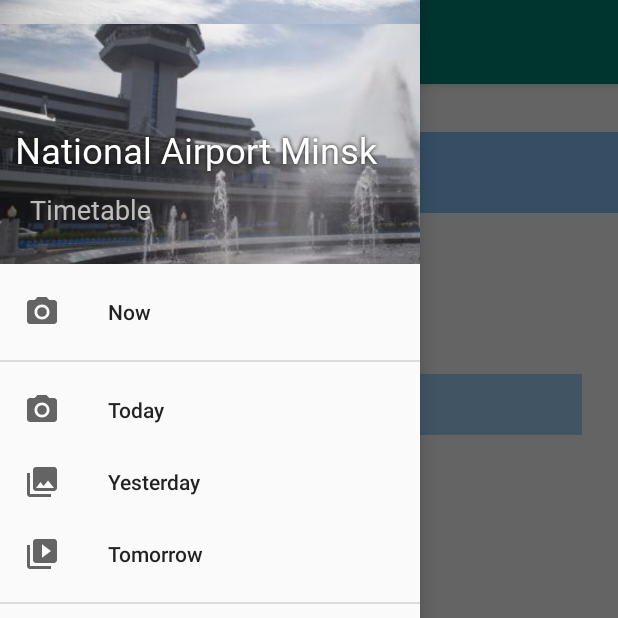
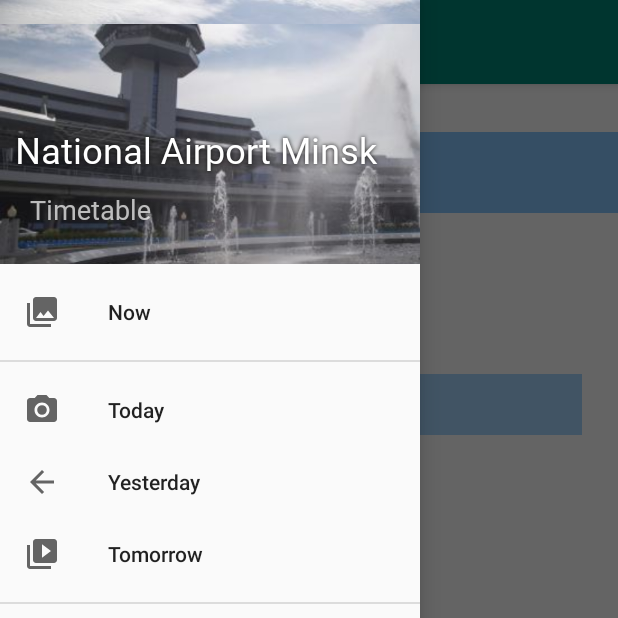
Before and after one commit to dsipakou/airport-20, an Android app: the DetailsFragment screen opened through its navigation route, with the side drawer open, on a phone screen of 412 x 824 dp, the top half of it. Run offline under Robolectric (Android 15) with nearby library versions, the phone set to English and light mode, and no system bars; our stand-ins replace Firebase (no records; nobody signed in at launch, a user with empty details on screens opened directly), Picasso, navigation-ui; pictures from the network do not load; 1 statement that could not run was skipped.

Commit message:
Add icon for yesterday

```diff
--- a/app/src/main/res/drawable-v24/ic_launcher_foreground.xml
+++ /dev/null
@@ -1,34 +0,0 @@
-<vector xmlns:android="http://schemas.android.com/apk/res/android"
-        xmlns:aapt="http://schemas.android.com/aapt"
-        android:width="108dp"
-        android:height="108dp"
-        android:viewportHeight="108"
-        android:viewportWidth="108">
-    <path
-            android:fillType="evenOdd"
-            android:pathData="M32,64C32,64 38.39,52.99 44.13,50.95C51.37,48.37 70.14,49.57 70.14,49.57L108.26,87.69L108,109.01L75.97,107.97L32,64Z"
-            android:strokeColor="#00000000"
-            android:strokeWidth="1">
-        <aapt:attr name="android:fillColor">
-            <gradient
-                    android:endX="78.5885"
-                    android:endY="90.9159"
-                    android:startX="48.7653"
-                    android:startY="61.0927"
-                    android:type="linear">
-                <item
-                        android:color="#44000000"
-                        android:offset="0.0"/>
-                <item
-                        android:color="#00000000"
-                        android:offset="1.0"/>
-            </gradient>
-        </aapt:attr>
-    </path>
-    <path
-            android:fillColor="#FFFFFF"
-            android:fillType="nonZero"
-            android:pathData="M66.94,46.02L66.94,46.02C72.44,50.07 76,56.61 76,64L32,64C32,56.61 35.56,50.11 40.98,46.06L36.18,41.19C35.45,40.45 35.45,39.3 36.18,38.56C36.91,37.81 38.05,37.81 38.78,38.56L44.25,44.05C47.18,42.57 50.48,41.71 54,41.71C57.48,41.71 60.78,42.57 63.68,44.05L69.11,38.56C69.84,37.81 70.98,37.81 71.71,38.56C72.44,39.3 72.44,40.45 71.71,41.19L66.94,46.02ZM62.94,56.92C64.08,56.92 65,56.01 65,54.88C65,53.76 64.08,52.85 62.94,52.85C61.8,52.85 60.88,53.76 60.88,54.88C60.88,56.01 61.8,56.92 62.94,56.92ZM45.06,56.92C46.2,56.92 47.13,56.01 47.13,54.88C47.13,53.76 46.2,52.85 45.06,52.85C43.92,52.85 43,53.76 43,54.88C43,56.01 43.92,56.92 45.06,56.92Z"
-            android:strokeColor="#00000000"
-            android:strokeWidth="1"/>
-</vector>
--- /dev/null
+++ b/app/src/main/res/drawable/ic_arrow_back_black_24dp.xml
@@ -0,0 +1,9 @@
+<vector xmlns:android="http://schemas.android.com/apk/res/android"
+        android:width="24dp"
+        android:height="24dp"
+        android:viewportWidth="24.0"
+        android:viewportHeight="24.0">
+    <path
+        android:fillColor="#FF000000"
+        android:pathData="M20,11H7.83l5.59,-5.59L12,4l-8,8 8,8 1.41,-1.41L7.83,13H20v-2z"/>
+</vector>
--- a/app/src/main/res/menu/activity_main_drawer.xml
+++ b/app/src/main/res/menu/activity_main_drawer.xml
@@ -5,7 +5,7 @@
     <group android:id="@+id/now_group"
            android:checkableBehavior="single">
         <item android:id="@+id/now_timetable"
-              android:icon="@drawable/ic_menu_camera"
+              android:icon="@drawable/ic_menu_gallery"
               android:title="@string/now"/>
     </group>
     <group android:id="@+id/today_group"
@@ -14,7 +14,7 @@
               android:icon="@drawable/ic_menu_camera"
               android:title="@string/today"/>
         <item android:id="@+id/yesterday_timetable"
-              android:icon="@drawable/ic_menu_gallery"
+              android:icon="@drawable/ic_arrow_back_black_24dp"
               android:title="@string/yesterday"/>
         <item android:id="@+id/tomorrow_timetable"
               android:icon="@drawable/ic_menu_slideshow"
--- a/app/src/main/res/mipmap-anydpi-v26/ic_launcher.xml
+++ b/app/src/main/res/mipmap-anydpi-v26/ic_launcher.xml
@@ -1,5 +1,4 @@
 <?xml version="1.0" encoding="utf-8"?>
 <adaptive-icon xmlns:android="http://schemas.android.com/apk/res/android">
     <background android:drawable="@drawable/ic_launcher_background"/>
-    <foreground android:drawable="@drawable/ic_launcher_foreground"/>
 </adaptive-icon>
--- a/app/src/main/res/mipmap-anydpi-v26/ic_launcher_round.xml
+++ b/app/src/main/res/mipmap-anydpi-v26/ic_launcher_round.xml
@@ -1,5 +1,4 @@
 <?xml version="1.0" encoding="utf-8"?>
 <adaptive-icon xmlns:android="http://schemas.android.com/apk/res/android">
     <background android:drawable="@drawable/ic_launcher_background"/>
-    <foreground android:drawable="@drawable/ic_launcher_foreground"/>
 </adaptive-icon>
```
Also changed, not shown: app/src/main/ic_now-web.png (added).
